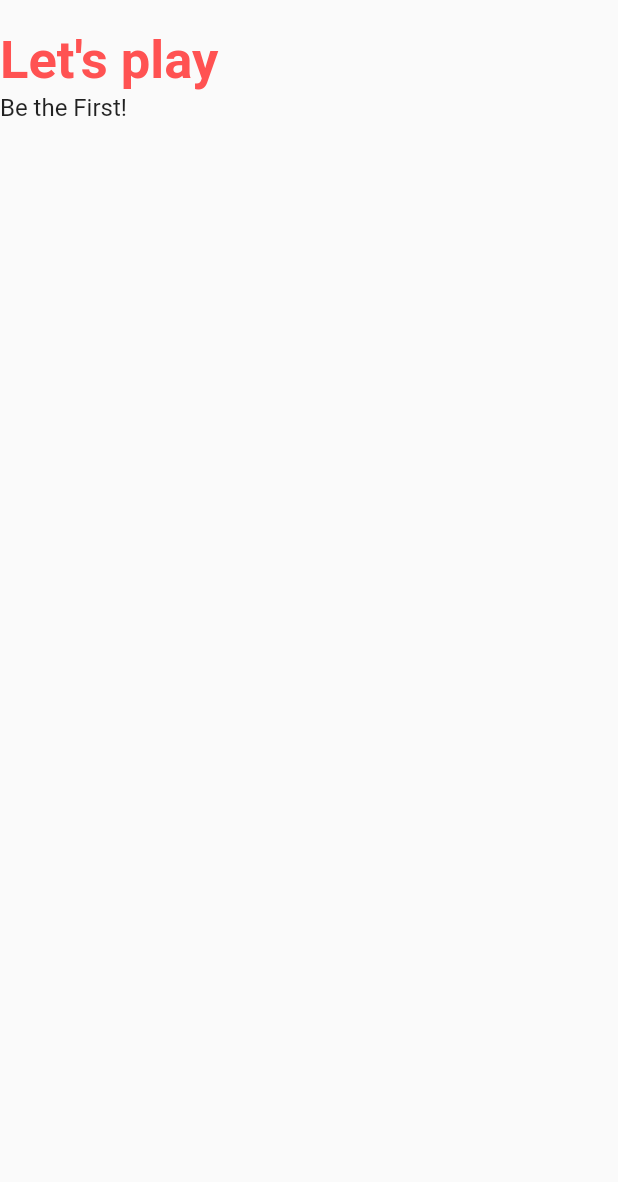
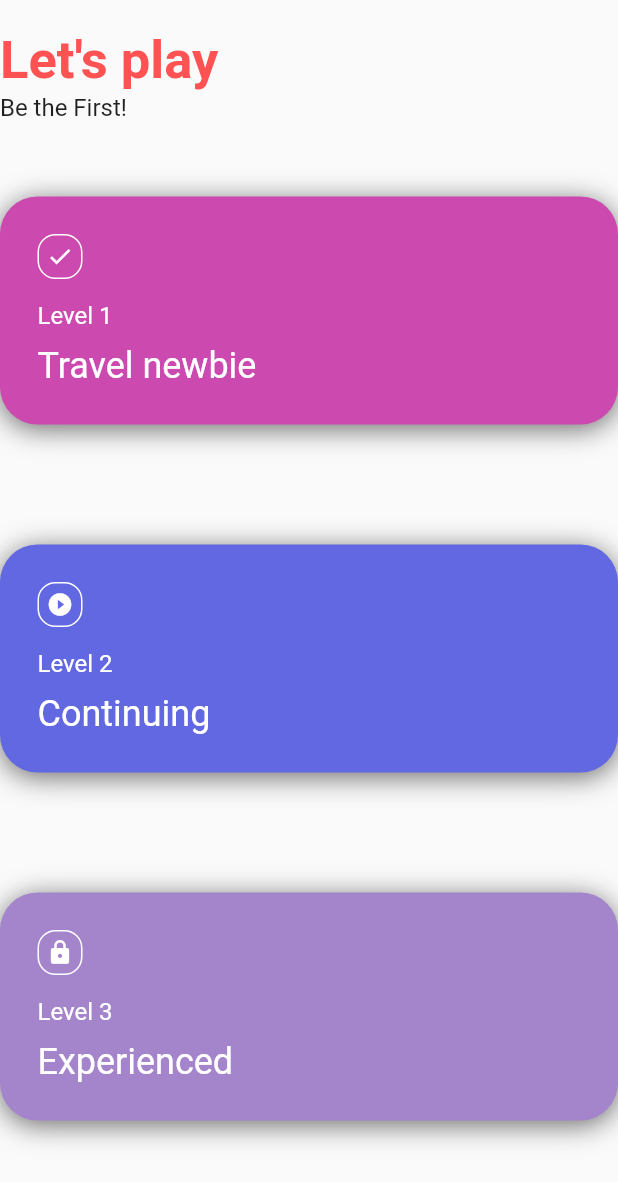
Before and after one commit to sammyodiagbe/quizapp, a Flutter app: the screen it shows after launch, on a phone screen of 412 x 824 dp. Shown: the top 1182 px of the screen. Run offline on Flutter 3.47's test engine with Material 2 defaults, Android fonts, the phone set to English and light mode, and no system bars; our stand-ins replace google_fonts.

Commit message:
designing the homepage

```diff
--- a/lib/main.dart
+++ b/lib/main.dart
@@ -24,6 +24,10 @@ class QuizApp extends StatelessWidget {
               fontWeight: FontWeight.bold,
               color: Colors.redAccent,
             ),
+            headline3: TextStyle(
+              fontSize: 24,
+              color: Colors.white,
+            ),
             headline5: TextStyle(
               fontSize: 16,
             ),
--- a/lib/screens/home.dart
+++ b/lib/screens/home.dart
@@ -6,6 +6,7 @@ class Home extends StatelessWidget {
   @override
   Widget build(BuildContext context) {
     final size = MediaQuery.of(context).padding.top;
+    final width = MediaQuery.of(context).size.width;
     return Scaffold(
         body: SingleChildScrollView(
       child: Padding(
@@ -23,6 +24,31 @@ class Home extends StatelessWidget {
             Text(
               'Be the First!',
               style: Theme.of(context).textTheme.headline5,
+            ),
+            SizedBox(height: 50),
+            Column(
+              children: [
+                GameLevelCard(
+                  icon: Icons.check,
+                  level: 1,
+                  title: 'Travel newbie',
+                  containerColor: 0xffcc49b0,
+                ),
+                SizedBox(height: 80),
+                GameLevelCard(
+                  icon: Icons.play_circle_fill,
+                  level: 2,
+                  title: 'Continuing',
+                  containerColor: 0xff6168e1,
+                ),
+                SizedBox(height: 80),
+                GameLevelCard(
+                  icon: Icons.lock,
+                  level: 3,
+                  title: 'Experienced',
+                  containerColor: 0xffa485cc,
+                )
+              ],
             )
           ],
         ),
@@ -30,3 +56,74 @@ class Home extends StatelessWidget {
     ));
   }
 }
+
+class GameLevelCard extends StatelessWidget {
+  const GameLevelCard({
+    Key? key,
+    required this.icon,
+    required this.level,
+    required this.title,
+    required this.containerColor,
+  }) : super(key: key);
+
+  final IconData icon;
+  final int level;
+  final String title;
+  final int containerColor;
+  @override
+  Widget build(BuildContext context) {
+    final width = MediaQuery.of(context).size.width;
+    return GestureDetector(
+      onTap: () {
+        print('hello there');
+      },
+      child: Stack(children: [
+        Container(
+          width: width,
+          decoration: BoxDecoration(
+              borderRadius: BorderRadius.circular(25),
+              color: Color(this.containerColor),
+              boxShadow: [
+                BoxShadow(
+                  color: Color.fromARGB(255, 108, 106, 106),
+                  offset: Offset(0, 3),
+                  blurRadius: 15,
+                )
+              ]),
+          padding: EdgeInsets.all(25),
+          child: Column(
+            crossAxisAlignment: CrossAxisAlignment.start,
+            children: [
+              Container(
+                height: 30,
+                width: 30,
+                decoration: BoxDecoration(
+                  border: Border.all(color: Colors.white, width: 1),
+                  borderRadius: BorderRadius.circular(12),
+                ),
+                child: Icon(
+                  this.icon,
+                  size: 18,
+                  color: Colors.white,
+                ),
+              ),
+              SizedBox(height: 15),
+              Text(
+                'Level ${this.level}',
+                style: Theme.of(context)
+                    .textTheme
+                    .headline5
+                    ?.copyWith(color: Color(0xffffffff)),
+              ),
+              SizedBox(height: 10),
+              Text(
+                this.title,
+                style: Theme.of(context).textTheme.headline3,
+              )
+            ],
+          ),
+        )
+      ]),
+    );
+  }
+}
```
